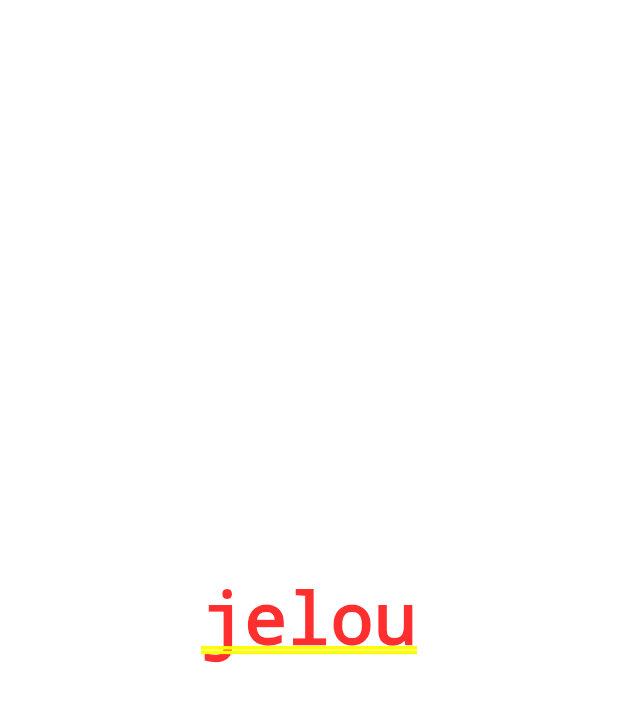
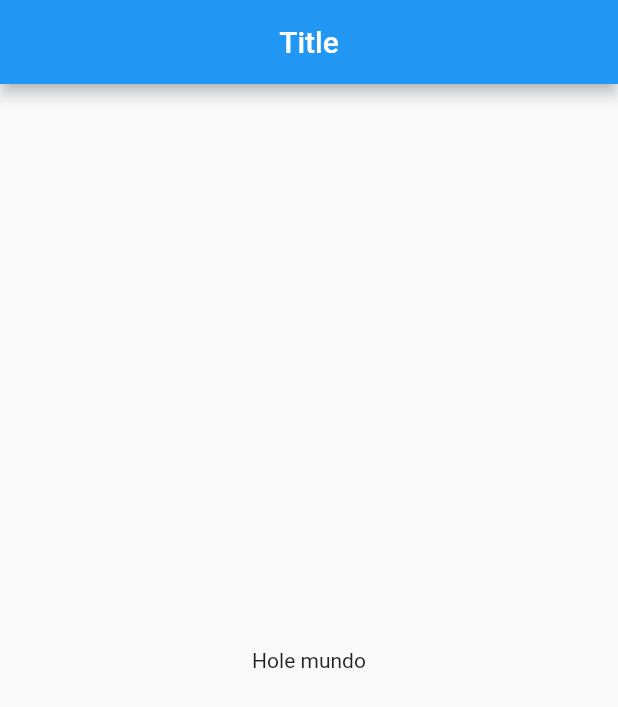
Before and after one commit to alanmaranto/counterapp, a Flutter app: the screen it shows after launch, on a phone screen of 412 x 824 dp. Shown: the top 707 px of the screen. Run offline on Flutter 3.47's test engine with Material 2 defaults, Android fonts, the phone set to English and light mode, and no system bars.

Commit message:
feature(home page): widget scaffold

```diff
--- a/lib/src/app.dart
+++ b/lib/src/app.dart
@@ -1,11 +1,13 @@
 import 'package:flutter/material.dart';
+
+import 'pages/home_page.dart';
 
 class MyApp extends StatelessWidget {
   @override
   Widget build(BuildContext context) {
     return MaterialApp(
         home: Center(
-      child: Text('jelou'),
+      child: HomePage(),
     ));
   }
 }
--- /dev/null
+++ b/lib/src/pages/home_page.dart
@@ -0,0 +1,15 @@
+import 'package:flutter/material.dart';
+
+class HomePage extends StatelessWidget {
+  @override
+  Widget build(BuildContext context) {
+    return Scaffold(
+        appBar: AppBar(
+          title: Text('Title'),
+          centerTitle: true,
+        ),
+        body: Center(
+          child: Text('Hole mundo'),
+        ));
+  }
+}
```
